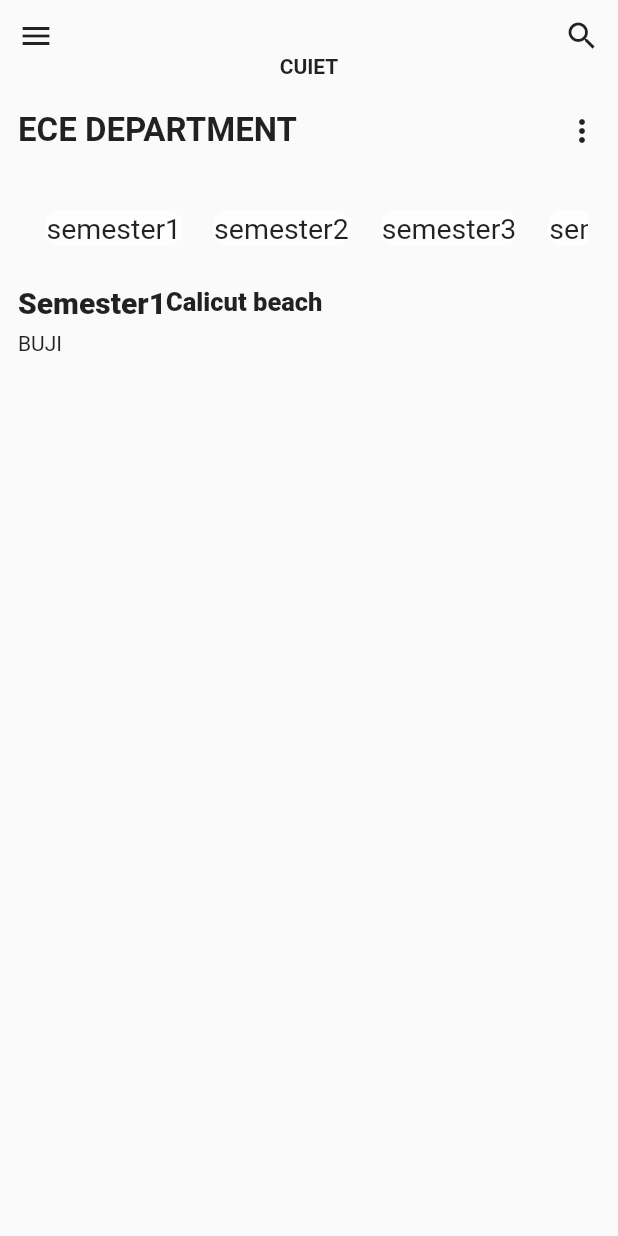
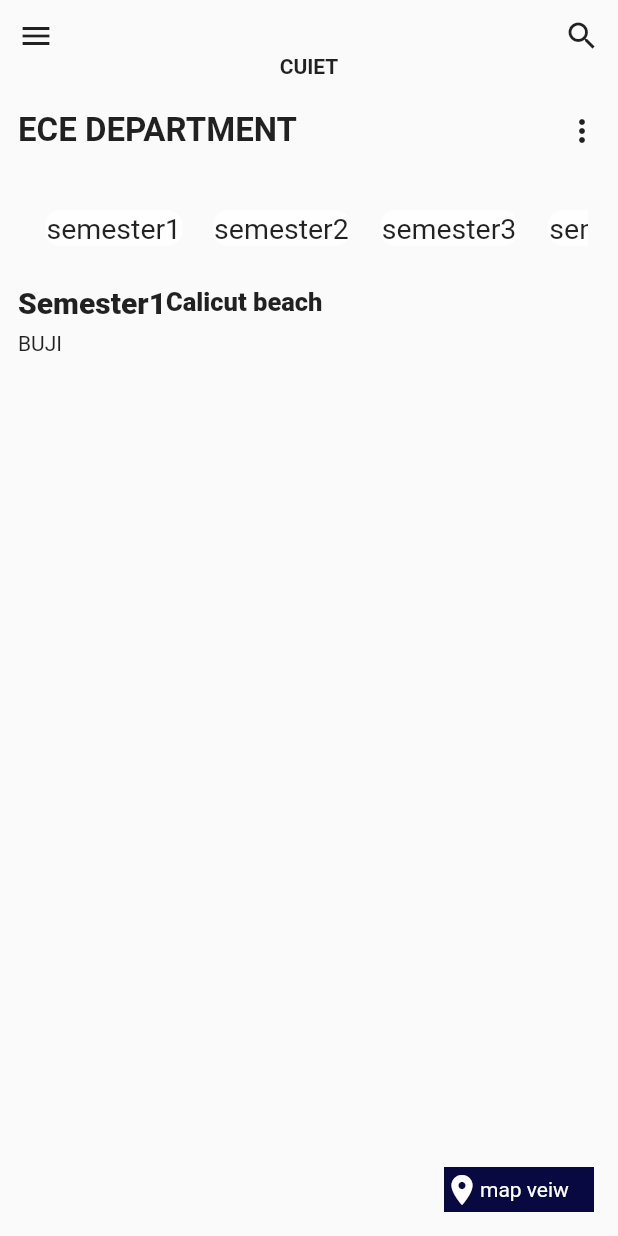
Before and after one commit to arunkumard001/bujid, a Flutter app: the screen it shows after launch, on a phone screen of 412 x 824 dp. Run offline on Flutter 3.47's test engine with Material 2 defaults, Android fonts, the phone set to English and light mode, and no system bars.

Commit message:
complete memory'

```diff
--- a/lib/main.dart
+++ b/lib/main.dart
@@ -1,7 +1,6 @@
 import 'package:flutter/material.dart';
 
 import 'package:heel/screen/mainpage.dart';
-
 
 void main() {
   runApp(MyApp());
@@ -18,7 +17,9 @@
         primarySwatch: Colors.blue,
         visualDensity: VisualDensity.adaptivePlatformDensity,
       ),
-      home: MyHomePage(title: "BUJI ",),
+      home: MyHomePage(
+        title: "BUJI ",
+      ),
     );
   }
 }
@@ -36,6 +37,22 @@
   Widget build(BuildContext context) {
     return SafeArea(
       child: Scaffold(
+        floatingActionButton: Container(
+          width: 100,
+          height: 30,
+          decoration: BoxDecoration(
+            color: Color.fromRGBO(9, 9, 65, 1),
+          ),
+          child: Row(children: [
+            Icon(
+              Icons.place,
+              color: Colors.white,
+            ),
+            Text("map veiw", style: TextStyle(color: Colors.white)),
+          ]),
+        ),
         body: Mainpage(),
       ),
-                  );}}
+    );
+  }
+}
```
Lines whose indentation alone changed are shown as unchanged.
